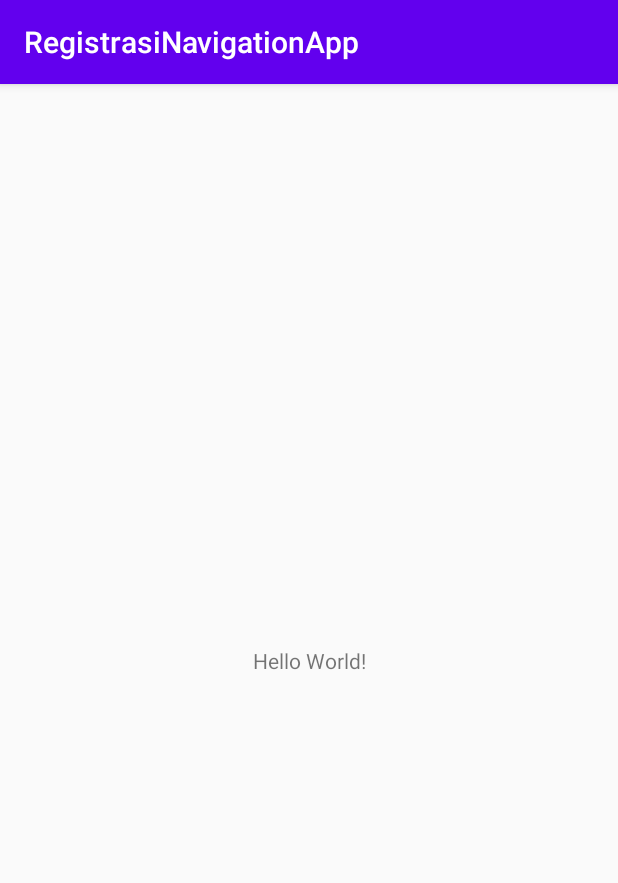
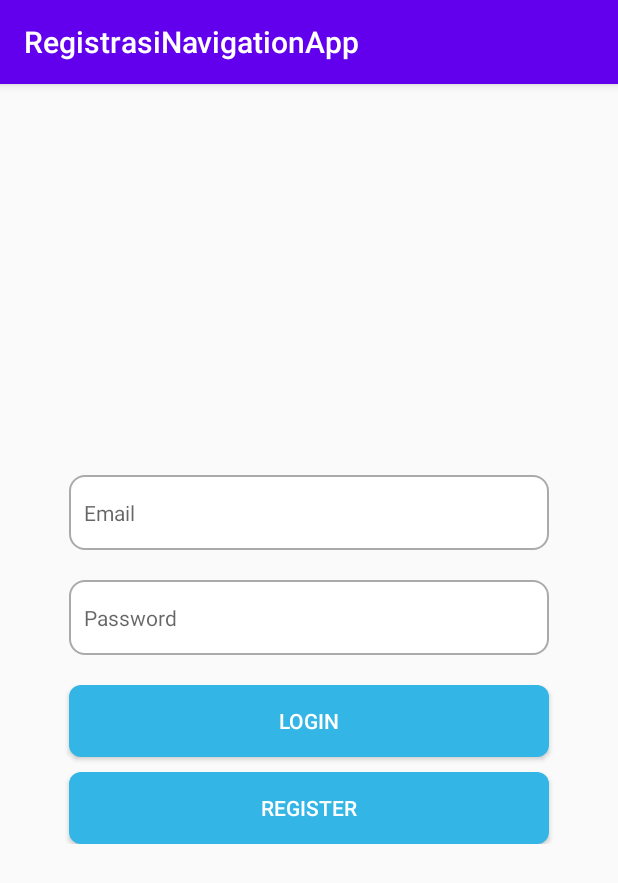
Before and after one commit to nugrahaa878/Learn-Navigation-JetPack, an Android app: the screen it shows after launch (MainActivity), on a phone screen of 412 x 824 dp. Shown: the top 883 px of the screen. Run offline under Robolectric (Android 15) with nearby library versions, the phone set to English and light mode, and no system bars.

Commit message:
fix context error and add nav graph

```diff
--- a/app/src/main/res/layout/activity_main.xml
+++ b/app/src/main/res/layout/activity_main.xml
@@ -6,13 +6,17 @@
     android:layout_height="match_parent"
     tools:context=".MainActivity">
 
-    <TextView
-        android:layout_width="wrap_content"
-        android:layout_height="wrap_content"
-        android:text="Hello World!"
+    <fragment
+        android:id="@+id/nav_host_fragment"
+        android:name="androidx.navigation.fragment.NavHostFragment"
+        android:layout_width="0dp"
+        android:layout_height="0dp"
+        app:defaultNavHost="true"
         app:layout_constraintBottom_toBottomOf="parent"
         app:layout_constraintLeft_toLeftOf="parent"
         app:layout_constraintRight_toRightOf="parent"
-        app:layout_constraintTop_toTopOf="parent" />
+        app:layout_constraintTop_toTopOf="parent"
+        app:navGraph="@navigation/nav_graph" />
+
 
 </androidx.constraintlayout.widget.ConstraintLayout>
--- a/app/src/main/res/layout/fragment_main.xml
+++ b/app/src/main/res/layout/fragment_main.xml
@@ -2,6 +2,7 @@
 <RelativeLayout xmlns:android="http://schemas.android.com/apk/res/android"
     xmlns:tools="http://schemas.android.com/tools"
     android:layout_width="match_parent"
+    tools:context=".MainFragment"
     android:layout_height="match_parent">
 
     <LinearLayout
@@ -9,8 +10,7 @@
         android:layout_height="wrap_content"
         android:orientation="vertical"
         android:padding="16dp"
-        android:layout_centerInParent="true"
-        tools:context=".MainFragment">
+        android:layout_centerInParent="true">
 
         <EditText
             android:id="@+id/edt_email"
--- a/app/src/main/res/layout/fragment_register1.xml
+++ b/app/src/main/res/layout/fragment_register1.xml
@@ -20,8 +20,7 @@
         android:layout_height="wrap_content"
         android:orientation="vertical"
         android:padding="16dp"
-        android:layout_centerInParent="true"
-        tools:context=".MainFragment">
+        android:layout_centerInParent="true">
 
         <EditText
             android:id="@+id/edt_name"
--- a/app/src/main/res/layout/fragment_register2.xml
+++ b/app/src/main/res/layout/fragment_register2.xml
@@ -3,7 +3,7 @@
     xmlns:tools="http://schemas.android.com/tools"
     android:layout_width="match_parent"
     android:layout_height="match_parent"
-    tools:context=".Register1Fragment">
+    tools:context=".Register2Fragment">
 
     <TextView
         android:layout_width="match_parent"
@@ -20,8 +20,7 @@
         android:layout_height="wrap_content"
         android:layout_centerInParent="true"
         android:orientation="vertical"
-        android:padding="16dp"
-        tools:context=".MainFragment">
+        android:padding="16dp">
 
         <TextView
             android:layout_width="wrap_content"
--- a/app/src/main/res/layout/fragment_result.xml
+++ b/app/src/main/res/layout/fragment_result.xml
@@ -4,7 +4,7 @@
     xmlns:tools="http://schemas.android.com/tools"
     android:layout_width="match_parent"
     android:layout_height="match_parent"
-    tools:context=".Register1Fragment">
+    tools:context=".ResultFragment">
 
     <TextView
         android:layout_width="match_parent"
@@ -20,8 +20,7 @@
         android:layout_height="wrap_content"
         android:layout_centerInParent="true"
         android:orientation="vertical"
-        android:padding="16dp"
-        tools:context=".MainFragment">
+        android:padding="16dp">
 
         <TextView
             android:layout_width="wrap_content"
--- /dev/null
+++ b/app/src/main/res/navigation/nav_graph.xml
@@ -0,0 +1,47 @@
+<?xml version="1.0" encoding="utf-8"?>
+<navigation xmlns:android="http://schemas.android.com/apk/res/android"
+    xmlns:app="http://schemas.android.com/apk/res-auto"
+    xmlns:tools="http://schemas.android.com/tools"
+    android:id="@+id/nav_graph"
+    app:startDestination="@id/mainFragment3">
+    <fragment
+        android:id="@+id/mainFragment3"
+        android:name="com.nugrahaa.registrasinavigationapp.MainFragment"
+        android:label="fragment_main"
+        tools:layout="@layout/fragment_main" >
+        <action
+            android:id="@+id/action_mainFragment3_to_register1Fragment3"
+            app:destination="@id/register1Fragment3" />
+        <action
+            android:id="@+id/action_mainFragment3_to_homeFragment4"
+            app:destination="@id/homeFragment4" />
+    </fragment>
+    <fragment
+        android:id="@+id/register1Fragment3"
+        android:name="com.nugrahaa.registrasinavigationapp.Register1Fragment"
+        android:label="fragment_register1"
+        tools:layout="@layout/fragment_register1" >
+        <action
+            android:id="@+id/action_register1Fragment3_to_register2Fragment3"
+            app:destination="@id/register2Fragment3" />
+    </fragment>
+    <fragment
+        android:id="@+id/register2Fragment3"
+        android:name="com.nugrahaa.registrasinavigationapp.Register2Fragment"
+        android:label="fragment_register2"
+        tools:layout="@layout/fragment_register2" >
+        <action
+            android:id="@+id/action_register2Fragment3_to_resultFragment3"
+            app:destination="@id/resultFragment3" />
+    </fragment>
+    <fragment
+        android:id="@+id/resultFragment3"
+        android:name="com.nugrahaa.registrasinavigationapp.ResultFragment"
+        android:label="fragment_result"
+        tools:layout="@layout/fragment_result" />
+    <fragment
+        android:id="@+id/homeFragment4"
+        android:name="com.nugrahaa.registrasinavigationapp.HomeFragment"
+        android:label="fragment_home"
+        tools:layout="@layout/fragment_home" />
+</navigation>
```
